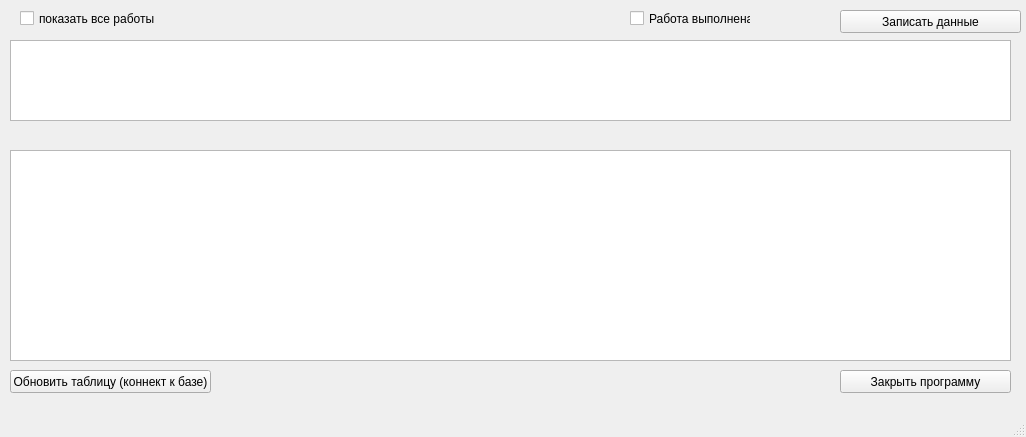
This is solutions/pyqt5.ui in petro-ew/test1 as Qt 5 draws it before an edit. The edited form follows.
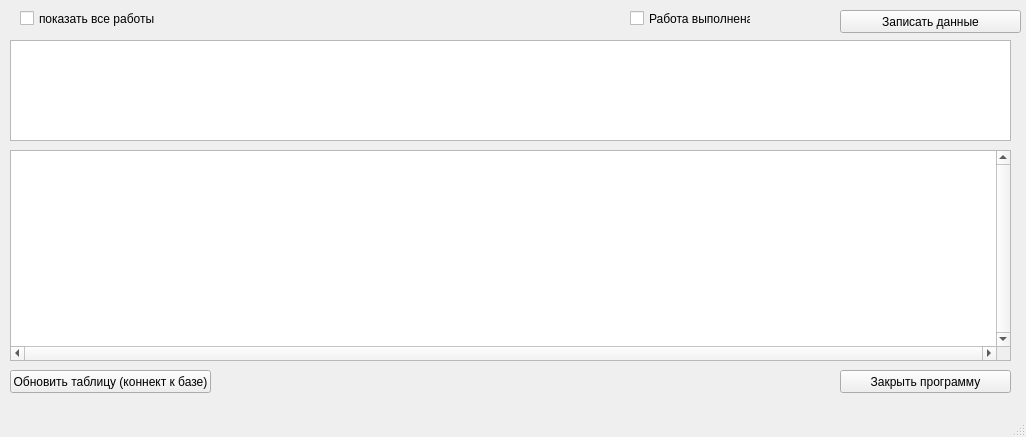
This is the edited form.

Commit message: comment newsdfsdf

Diff of the .ui file:
```diff
--- a/solutions/pyqt5.ui
+++ b/solutions/pyqt5.ui
@@ -23,6 +23,18 @@
       <height>211</height>
      </rect>
     </property>
+    <property name="autoFillBackground">
+     <bool>true</bool>
+    </property>
+    <property name="verticalScrollBarPolicy">
+     <enum>Qt::ScrollBarAlwaysOn</enum>
+    </property>
+    <property name="horizontalScrollBarPolicy">
+     <enum>Qt::ScrollBarAlwaysOn</enum>
+    </property>
+    <property name="autoScroll">
+     <bool>true</bool>
+    </property>
    </widget>
    <widget class="QCheckBox" name="checkBox_all">
     <property name="geometry">
@@ -95,7 +107,7 @@
       <x>10</x>
       <y>40</y>
       <width>1001</width>
-      <height>81</height>
+      <height>101</height>
      </rect>
     </property>
    </widget>
```
